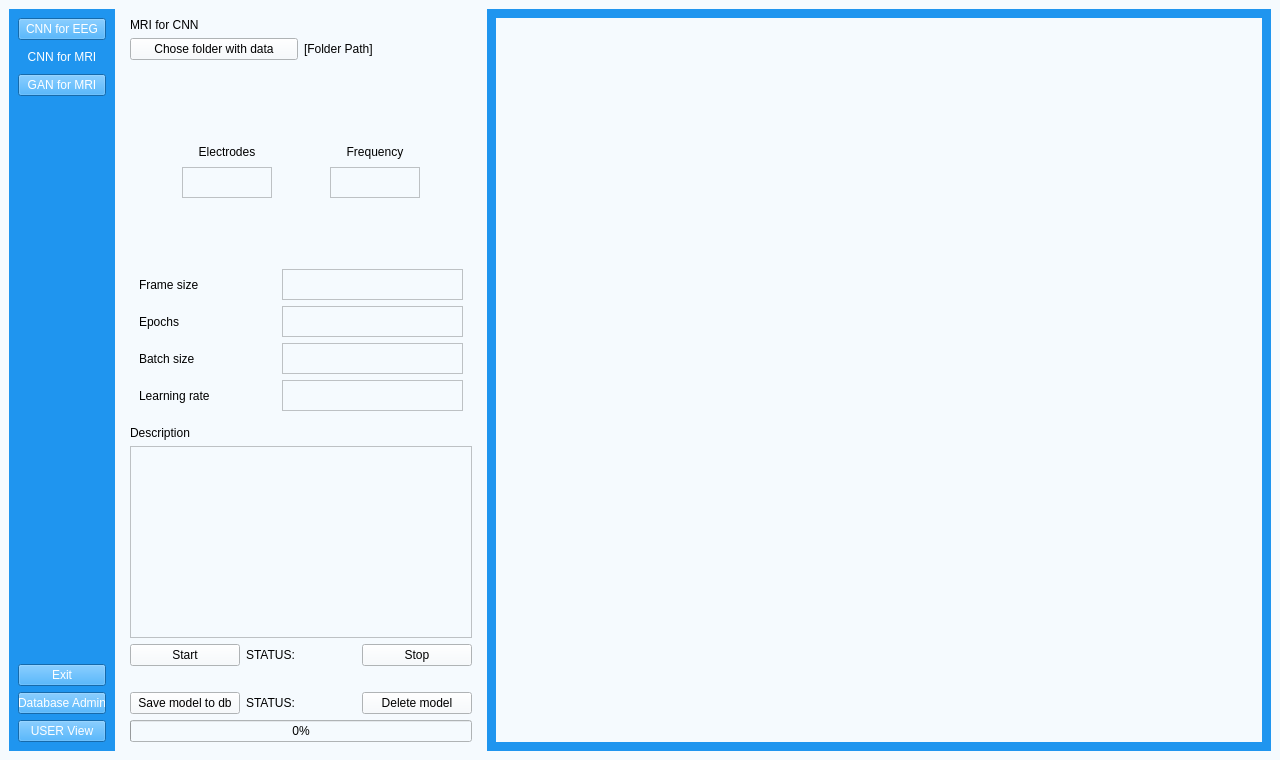
matimusial/ADHDPredictorApp, file UI/aUI_projekt_MRI.ui: the form before one commit.
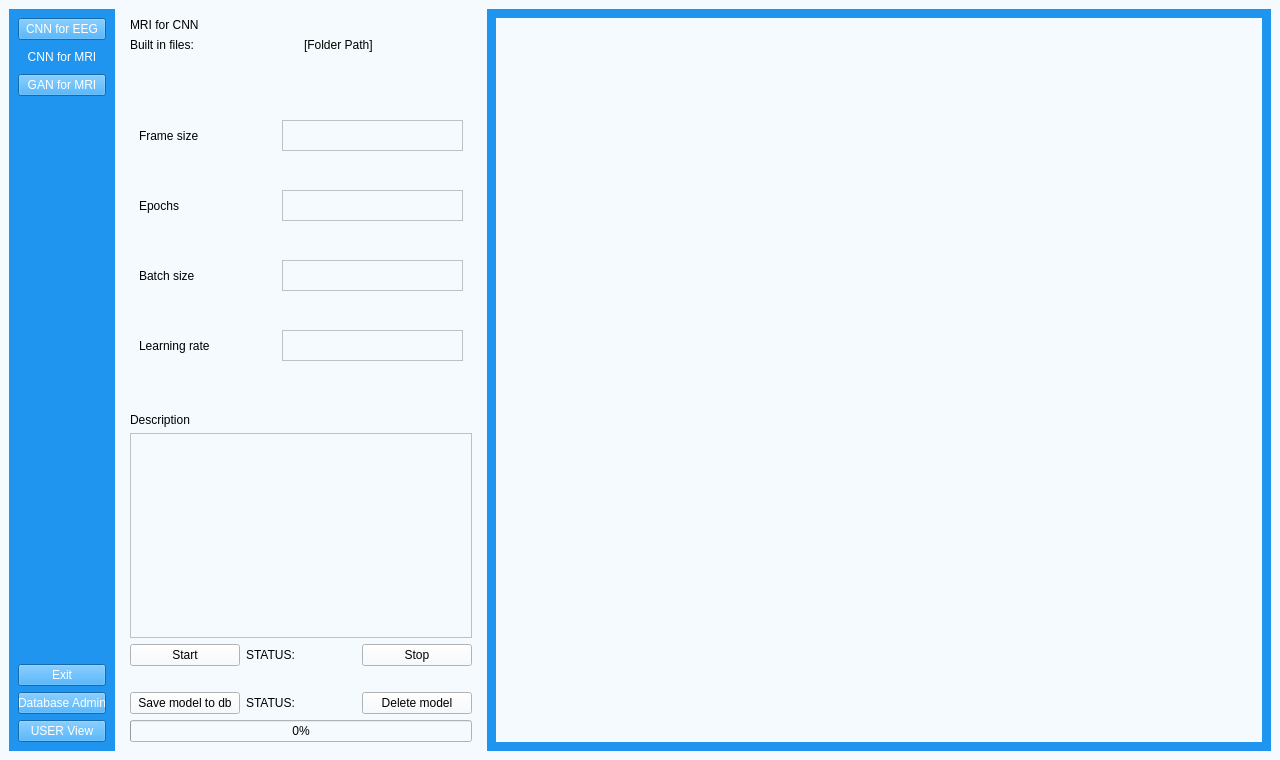
The form after the commit. Icons and pictures are not drawn.

What changed in the file:
```diff
--- a/UI/aUI_projekt_MRI.ui
+++ b/UI/aUI_projekt_MRI.ui
@@ -174,9 +174,9 @@
              <item>
               <layout class="QHBoxLayout" name="horizontalLayout_10">
                <item>
-                <widget class="QPushButton" name="folder_explore_2">
+                <widget class="QLabel" name="label">
                  <property name="text">
-                  <string>Chose folder with data</string>
+                  <string>Built in files:</string>
                  </property>
                 </widget>
                </item>
@@ -198,88 +198,6 @@
              </item>
              <item>
               <layout class="QVBoxLayout" name="verticalLayout_9">
-               <item>
-                <spacer name="verticalSpacer_4">
-                 <property name="orientation">
-                  <enum>Qt::Vertical</enum>
-                 </property>
-                 <property name="sizeHint" stdset="0">
-                  <size>
-                   <width>20</width>
-                   <height>40</height>
-                  </size>
-                 </property>
-                </spacer>
-               </item>
-               <item>
-                <layout class="QGridLayout" name="gridLayout_5">
-                 <item row="1" column="0">
-                  <widget class="QLabel" name="electrodes_2">
-                   <property name="text">
-                    <string>Electrodes</string>
-                   </property>
-                   <property name="alignment">
-                    <set>Qt::AlignCenter</set>
-                   </property>
-                  </widget>
-                 </item>
-                 <item row="2" column="0">
-                  <widget class="QTextEdit" name="textEdit_electrodes_2">
-                   <property name="minimumSize">
-                    <size>
-                     <width>90</width>
-                     <height>31</height>
-                    </size>
-                   </property>
-                   <property name="maximumSize">
-                    <size>
-                     <width>90</width>
-                     <height>31</height>
-                    </size>
-                   </property>
-                  </widget>
-                 </item>
-                 <item row="1" column="2">
-                  <widget class="QLabel" name="frequency_2">
-                   <property name="text">
-                    <string>Frequency</string>
-                   </property>
-                   <property name="alignment">
-                    <set>Qt::AlignCenter</set>
-                   </property>
-                  </widget>
-                 </item>
-                 <item row="2" column="2">
-                  <widget class="QTextEdit" name="textEdit_frequency_2">
-                   <property name="minimumSize">
-                    <size>
-                     <width>90</width>
-                     <height>31</height>
-                    </size>
-                   </property>
-                   <property name="maximumSize">
-                    <size>
-                     <width>90</width>
-                     <height>31</height>
-                    </size>
-                   </property>
-                  </widget>
-                 </item>
-                </layout>
-               </item>
-               <item>
-                <spacer name="verticalSpacer_5">
-                 <property name="orientation">
-                  <enum>Qt::Vertical</enum>
-                 </property>
-                 <property name="sizeHint" stdset="0">
-                  <size>
-                   <width>20</width>
-                   <height>40</height>
-                  </size>
-                 </property>
-                </spacer>
-               </item>
                <item>
                 <widget class="QWidget" name="widget_3" native="true">
                  <layout class="QVBoxLayout" name="verticalLayout_10">
```
